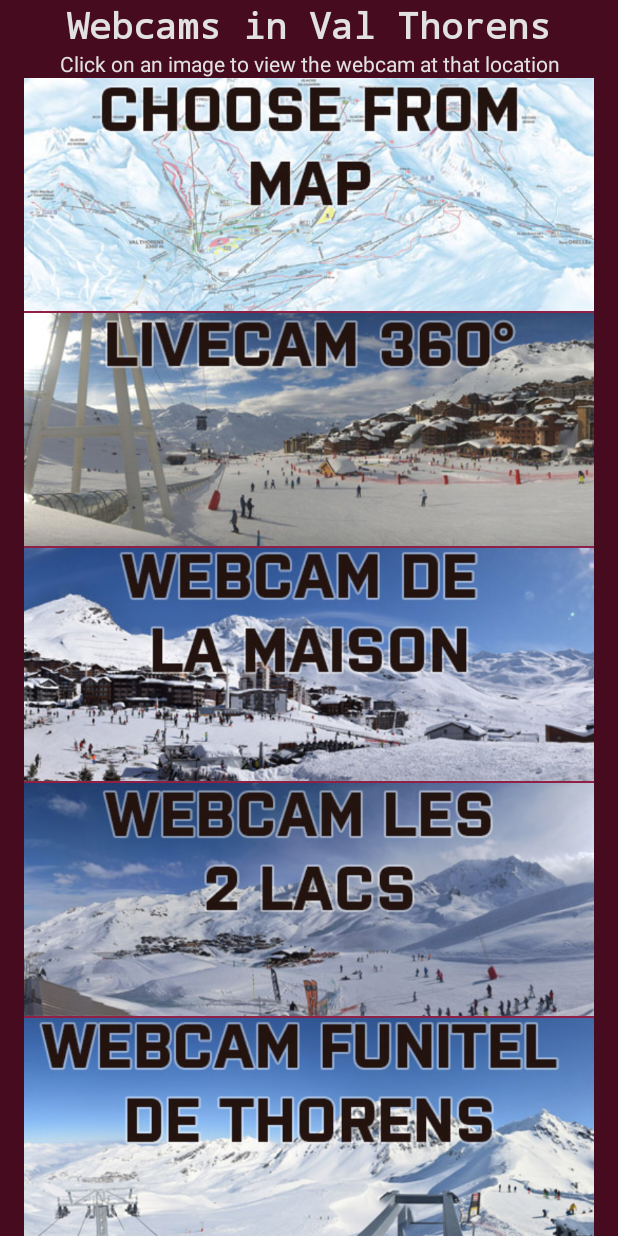
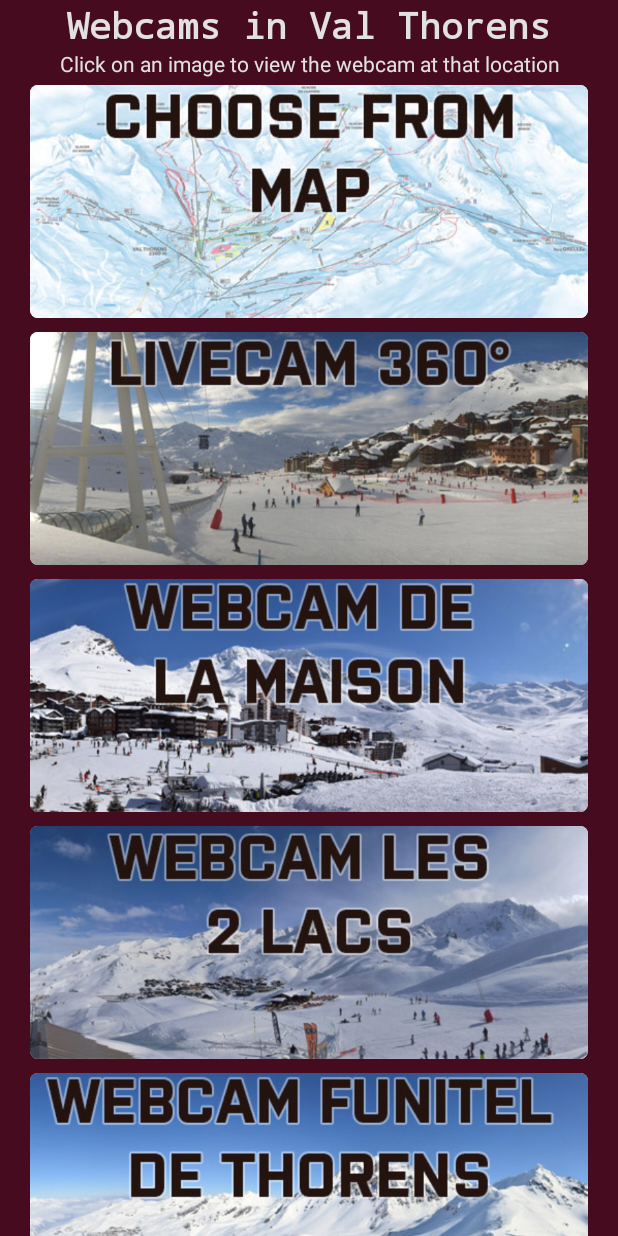
Before and after one commit to hej2010/ValThorensWebcams, an Android app: the screen it shows after launch (MainActivity), on a phone screen of 412 x 824 dp. Run offline under Robolectric (Android 15) with nearby library versions, the phone set to English and light mode, and no system bars; our stand-ins replace Picasso; pictures from the network do not load.

Commit message:
CardView, portrait mode for webcams

```diff
--- a/app/build.gradle
+++ b/app/build.gradle
@@ -7,8 +7,8 @@ android {
         applicationId "se.swecookie.valthorens"
         minSdkVersion 16
         targetSdkVersion 29
-        versionCode 27
-        versionName "2.8"
+        versionCode 28
+        versionName "2.9"
         testInstrumentationRunner "androidx.test.runner.AndroidJUnitRunner"
     }
     buildTypes {
@@ -33,4 +33,5 @@ dependencies {
     implementation 'com.squareup.picasso:picasso:2.71828'
     implementation 'org.jsoup:jsoup:1.13.1'
     implementation 'androidx.recyclerview:recyclerview:1.1.0'
+    implementation "androidx.cardview:cardview:1.0.0"
 }
--- a/app/src/main/AndroidManifest.xml
+++ b/app/src/main/AndroidManifest.xml
@@ -33,8 +33,7 @@
             android:screenOrientation="sensorLandscape" />
         <activity
             android:name=".WebcamActivity"
-            android:configChanges="orientation|screenSize"
-            android:screenOrientation="sensorLandscape" />
+            android:configChanges="orientation|screenSize" />
         <activity android:name=".AboutActivity" />
     </application>
 
--- a/app/src/main/java/se/swecookie/valthorens/ChooseFromMapActivity.java
+++ b/app/src/main/java/se/swecookie/valthorens/ChooseFromMapActivity.java
@@ -10,6 +10,8 @@ import android.widget.ImageView;
 import androidx.appcompat.app.AppCompatActivity;
 
 import com.squareup.picasso.Picasso;
+
+import se.swecookie.valthorens.data.Webcam;
 
 public class ChooseFromMapActivity extends AppCompatActivity {
     private ImageView imgMap;
--- a/app/src/main/java/se/swecookie/valthorens/ImageDownloader.java
+++ b/app/src/main/java/se/swecookie/valthorens/ImageDownloader.java
@@ -13,6 +13,8 @@ import java.text.SimpleDateFormat;
 import java.util.Date;
 import java.util.Locale;
 import java.util.TimeZone;
+
+import se.swecookie.valthorens.data.Webcam;
 
 class ImageDownloader {
     private static final String TAG = "ImageDownloader";
--- a/app/src/main/java/se/swecookie/valthorens/MainActivity.java
+++ b/app/src/main/java/se/swecookie/valthorens/MainActivity.java
@@ -20,6 +20,9 @@ import androidx.recyclerview.widget.RecyclerView;
 
 import java.util.ArrayList;
 import java.util.List;
+
+import se.swecookie.valthorens.data.Preview;
+import se.swecookie.valthorens.data.Webcam;
 
 public class MainActivity extends AppCompatActivity {
     public static final Webcam[] webcams = Webcam.values();
--- a/app/src/main/java/se/swecookie/valthorens/MainAdapter.java
+++ b/app/src/main/java/se/swecookie/valthorens/MainAdapter.java
@@ -12,6 +12,7 @@ import android.widget.ProgressBar;
 import android.widget.RelativeLayout;
 
 import androidx.annotation.NonNull;
+import androidx.cardview.widget.CardView;
 import androidx.recyclerview.widget.RecyclerView;
 
 import com.squareup.picasso.Callback;
@@ -25,6 +26,9 @@ import org.jsoup.select.Elements;
 import java.io.IOException;
 import java.lang.ref.WeakReference;
 import java.util.List;
+
+import se.swecookie.valthorens.data.Preview;
+import se.swecookie.valthorens.data.Webcam;
 
 class MainAdapter extends RecyclerView.Adapter<MainAdapter.MyViewHolder> {
     private final int[] imageViews;
@@ -72,7 +76,7 @@ class MainAdapter extends RecyclerView.Adapter<MainAdapter.MyViewHolder> {
                 return;
             }
         }
-        holder.relativeLayout.setOnClickListener(view -> {
+        holder.cardView.setOnClickListener(view -> {
             final int id = holder.getAdapterPosition();
             if (id == 0) {
                 context.startActivity(new Intent(context, ChooseFromMapActivity.class));
@@ -200,14 +204,14 @@ class MainAdapter extends RecyclerView.Adapter<MainAdapter.MyViewHolder> {
 
     static class MyViewHolder extends RecyclerView.ViewHolder {
         final ImageView imageView, imgPreview;
-        final RelativeLayout relativeLayout;
+        final CardView cardView;
         final FrameLayout fLPreview;
         final ProgressBar progress;
 
-        MyViewHolder(View v) {
+        MyViewHolder(RelativeLayout v) {
             super(v);
             imageView = v.findViewById(R.id.imgView);
-            relativeLayout = v.findViewById(R.id.layout);
+            cardView = v.findViewById(R.id.layout);
             imgPreview = v.findViewById(R.id.imgPreview);
             fLPreview = v.findViewById(R.id.fLPreview);
             progress = v.findViewById(R.id.progress);
--- a/app/src/main/java/se/swecookie/valthorens/MainAdapterDouble.java
+++ b/app/src/main/java/se/swecookie/valthorens/MainAdapterDouble.java
@@ -27,6 +27,9 @@ import java.io.IOException;
 import java.lang.ref.WeakReference;
 import java.util.ArrayList;
 import java.util.List;
+
+import se.swecookie.valthorens.data.Preview;
+import se.swecookie.valthorens.data.Webcam;
 
 class MainAdapterDouble extends RecyclerView.Adapter<MainAdapterDouble.MyViewHolder> {
     private final List<DoubleInt> imageViews;
--- a/app/src/main/java/se/swecookie/valthorens/WebcamActivity.java
+++ b/app/src/main/java/se/swecookie/valthorens/WebcamActivity.java
@@ -27,6 +27,8 @@ import androidx.core.content.ContextCompat;
 import com.squareup.picasso.Callback;
 import com.squareup.picasso.MemoryPolicy;
 import com.squareup.picasso.Picasso;
+
+import se.swecookie.valthorens.data.Webcam;
 
 public class WebcamActivity extends AppCompatActivity implements IOnImageDownloaded {
     private static final int MY_PERMISSIONS_REQUEST_WRITE_EXTERNAL_STORAGE = 4;
--- a/app/src/main/java/se/swecookie/valthorens/Preview.java
+++ b/app/src/main/java/se/swecookie/valthorens/data/Preview.java
@@ -1,62 +1,62 @@
-package se.swecookie.valthorens;
+package se.swecookie.valthorens.data;
 
 import androidx.annotation.NonNull;
 import androidx.annotation.Nullable;
 
-class Preview {
+public class Preview {
     private String previewUrl;
     private boolean loading, gotPreviewUrl, previewShown, notFound;
     private Webcam webcam;
 
-    Preview(@NonNull Webcam webcam) {
+    public Preview(@NonNull Webcam webcam) {
         this.previewUrl = webcam.previewUrl == null ? null : webcam.previewUrl.replace("http:", "https:");
         loading = false;
         gotPreviewUrl = false;
         this.webcam = webcam;
     }
 
-    void setLoading(boolean loading) {
+    public void setLoading(boolean loading) {
         this.loading = loading;
     }
 
-    void setPreviewUrl(@NonNull String previewUrl) {
+    public void setPreviewUrl(@NonNull String previewUrl) {
         this.previewUrl = previewUrl.replace("http:", "https:");
     }
 
     @Nullable
-    String getPreviewUrl() {
+    public String getPreviewUrl() {
         return previewUrl;
     }
 
-    boolean isNotLoading() {
+    public boolean isNotLoading() {
         return !loading;
     }
 
-    boolean gotPreviewUrl() {
+    public boolean gotPreviewUrl() {
         return gotPreviewUrl;
     }
 
-    void setGotPreview() {
+    public void setGotPreview() {
         this.gotPreviewUrl = true;
     }
 
-    Webcam getWebcam() {
+    public Webcam getWebcam() {
         return webcam;
     }
 
-    boolean hasPreviewBeenShown() {
+    public boolean hasPreviewBeenShown() {
         return previewShown;
     }
 
-    void setPreviewShown(boolean previewShown) {
+    public void setPreviewShown(boolean previewShown) {
         this.previewShown = previewShown;
     }
 
-    boolean isNotFound() {
+    public boolean isNotFound() {
         return notFound;
     }
 
-    void setNotFound() {
+    public void setNotFound() {
         this.notFound = true;
     }
 }
--- a/app/src/main/java/se/swecookie/valthorens/Webcam.java
+++ b/app/src/main/java/se/swecookie/valthorens/data/Webcam.java
@@ -1,6 +1,6 @@
-package se.swecookie.valthorens;
+package se.swecookie.valthorens.data;
 
-enum Webcam {
+public enum Webcam {
     CHOOSE_FROM_MAP(0, true, null, null, null),
     LIVECAM_360(1, true, "Livecam 360\u00B0", "http://www.valthorens.com/en/webcam/livecam-station", null),
     DE_LA_MAISON(2, false, "De La Maison", "http://skaping.com/valthorens/lamaison", null),
@@ -14,9 +14,9 @@ enum Webcam {
     PLEIN_SUD(10, true, "Plein Sud", "http://www.valthorens.com/en/webcam/livecam-la-folie-douce-plein-sud", "http://www.trinum.com/ibox/ftpcam/small_val_thorens_funitel-bouquetin.jpg"),
     CIME_CARON(11, true, "Cime Caron", "http://www.valthorens.com/en/webcam/livecam-cime-caron", "http://www.trinum.com/ibox/ftpcam/small_val_thorens_cime-caron.jpg");
 
-    final int i;
-    final String name, url, previewUrl;
-    final boolean isStatic;
+    public final int i;
+    public final String name, url, previewUrl;
+    public final boolean isStatic;
 
     Webcam(int i, boolean isStatic, String name, String url, String previewUrl) {
         this.i = i;
--- a/app/src/main/res/layout/main_image_view.xml
+++ b/app/src/main/res/layout/main_image_view.xml
@@ -1,13 +1,23 @@
 <?xml version="1.0" encoding="utf-8"?>
 <RelativeLayout xmlns:android="http://schemas.android.com/apk/res/android"
+    xmlns:app="http://schemas.android.com/apk/res-auto"
     android:layout_width="match_parent"
     android:layout_height="wrap_content"
-    android:layout_gravity="center_horizontal"
-    android:clickable="true"
-    android:gravity="center_horizontal"
+    android:gravity="center_horizontal">
+
+    <androidx.cardview.widget.CardView
         android:id="@+id/layout"
-    android:focusable="true"
-    android:orientation="vertical">
+        android:layout_width="@dimen/recyclerWidth"
+        android:layout_height="wrap_content"
+        android:layout_centerHorizontal="true"
+        android:foreground="?android:attr/selectableItemBackground"
+        app:cardCornerRadius="@dimen/card_corner_radius"
+        app:cardElevation="0dp"
+        app:cardUseCompatPadding="true">
+
+        <RelativeLayout
+            android:layout_width="match_parent"
+            android:layout_height="wrap_content">
 
             <se.swecookie.valthorens.PressedImageView
                 android:id="@+id/imgView"
@@ -16,25 +26,24 @@
                 android:layout_gravity="center_horizontal"
                 android:adjustViewBounds="true"
                 android:contentDescription="@string/main_desc_icon"
-        android:cropToPadding="false"
+                android:cropToPadding="true"
                 android:scaleType="fitXY" />
 
             <FrameLayout
                 android:id="@+id/fLPreview"
-        android:layout_below="@id/imgView"
                 android:layout_width="@dimen/recyclerWidth"
                 android:layout_height="wrap_content"
+                android:layout_below="@id/imgView"
                 android:layout_gravity="center_horizontal">
 
                 <ProgressBar
                     android:id="@+id/progress"
                     android:layout_width="match_parent"
-            android:layout_gravity="center"
-            android:layout_height="wrap_content" />
+                    android:layout_height="wrap_content"
+                    android:layout_gravity="center" />
 
                 <se.swecookie.valthorens.PressedImageView
                     android:id="@+id/imgPreview"
-            android:layout_marginBottom="1dp"
                     android:layout_width="match_parent"
                     android:layout_height="@dimen/recyclerPreviewHeight"
                     android:layout_gravity="center_horizontal"
@@ -44,12 +53,8 @@
 
             </FrameLayout>
 
-    <View
-        android:layout_width="@dimen/recyclerWidth"
-        android:layout_height="1dp"
-        android:layout_gravity="center_horizontal"
-        android:alpha="0.4"
-        android:layout_below="@id/fLPreview"
-        android:background="@color/colorAccent" />
+        </RelativeLayout>
+
+    </androidx.cardview.widget.CardView>
 
 </RelativeLayout>
--- a/app/src/main/res/values/dimen.xml
+++ b/app/src/main/res/values/dimen.xml
@@ -9,4 +9,7 @@
     <dimen name="recyclerPreviewHeight">64dp</dimen>
     <dimen name="recyclerItemHeight">155dp</dimen>
 
+    <dimen name="card_margin">7dp</dimen>
+    <dimen name="card_content_padding">10dp</dimen>
+    <dimen name="card_corner_radius">5dp</dimen>
 </resources>
--- a/build.gradle
+++ b/build.gradle
@@ -10,7 +10,7 @@ buildscript {
         google()
     }
     dependencies {
-        classpath 'com.android.tools.build:gradle:3.6.2'
+        classpath 'com.android.tools.build:gradle:4.0.0'
         // NOTE: Do not place your application dependencies here; they belong
         // in the individual module build.gradle files
     }
```
Also changed, not shown: gradle/wrapper/gradle-wrapper.properties, 1 other file. Lines whose indentation alone changed are shown as unchanged.
